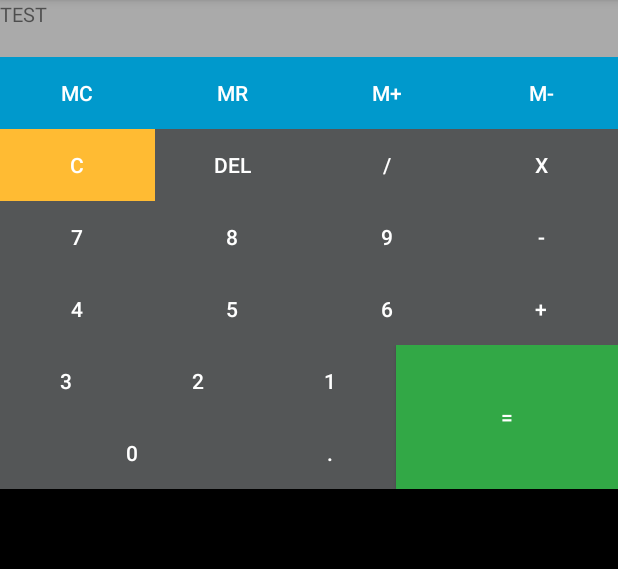
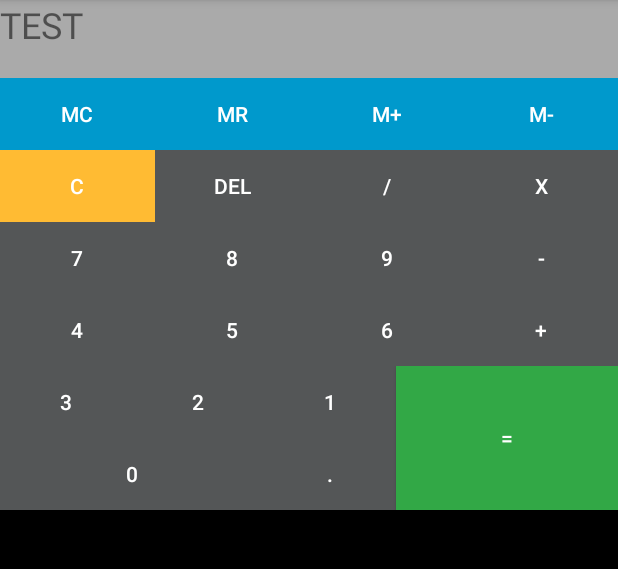
Before and after one commit to zimomar/Calculatrice, an Android app: the screen it shows after launch (MainActivity), on a phone screen of 412 x 824 dp, the part 84-653 px from its top. Run offline under Robolectric (Android 15) with nearby library versions, the phone set to English and light mode, and no system bars.

Commit message:
ajustement textSize de opération

```diff
--- a/app/src/main/res/layout/activity_main.xml
+++ b/app/src/main/res/layout/activity_main.xml
@@ -5,20 +5,20 @@
     android:orientation="vertical"
     android:background="@android:color/black">
 
-    <LinearLayout xmlns:android="http://schemas.android.com/apk/res/android"
+    <LinearLayout
         android:layout_width="fill_parent"
         android:layout_height="wrap_content"
         android:orientation="vertical"
         >
+
         <TextView
             android:id="@+id/operation"
             android:layout_width="fill_parent"
             android:layout_height="wrap_content"
+            android:background="@android:color/darker_gray"
             android:cursorVisible="false"
             android:text="TEST"
-        android:textSize="20px"
-        android:background="@android:color/darker_gray"
-        />
+            android:textSize="24sp" />
         <TextView
             android:layout_width="match_parent"
             android:layout_height="match_parent"
```
Lines whose indentation alone changed are shown as unchanged.
